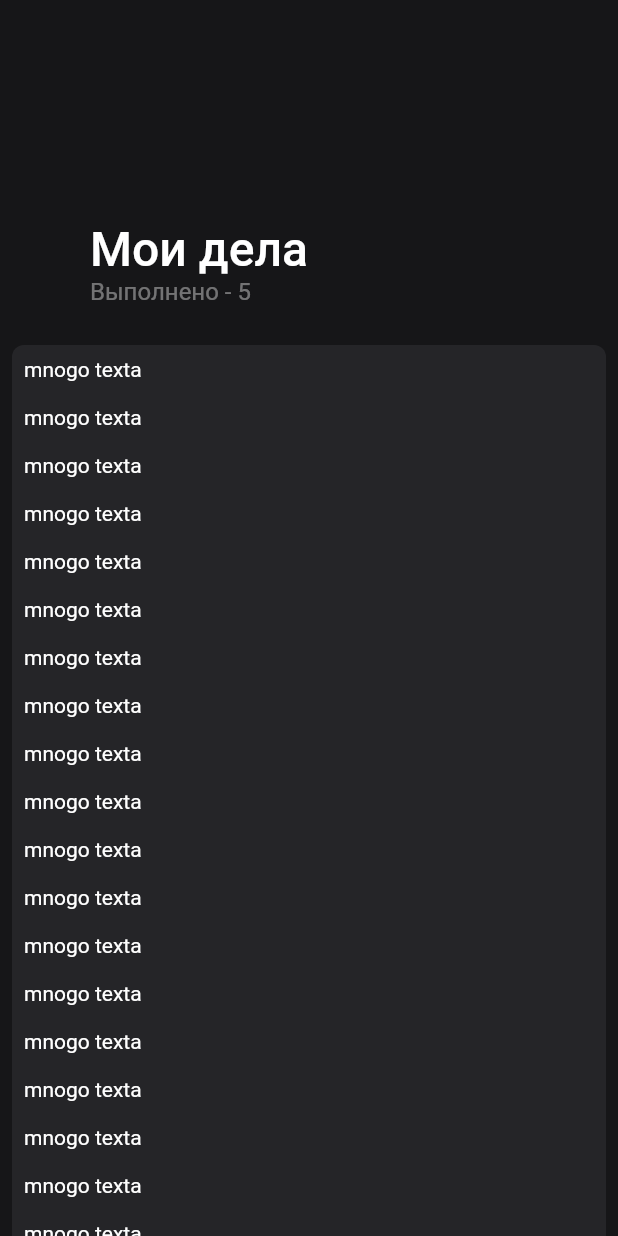
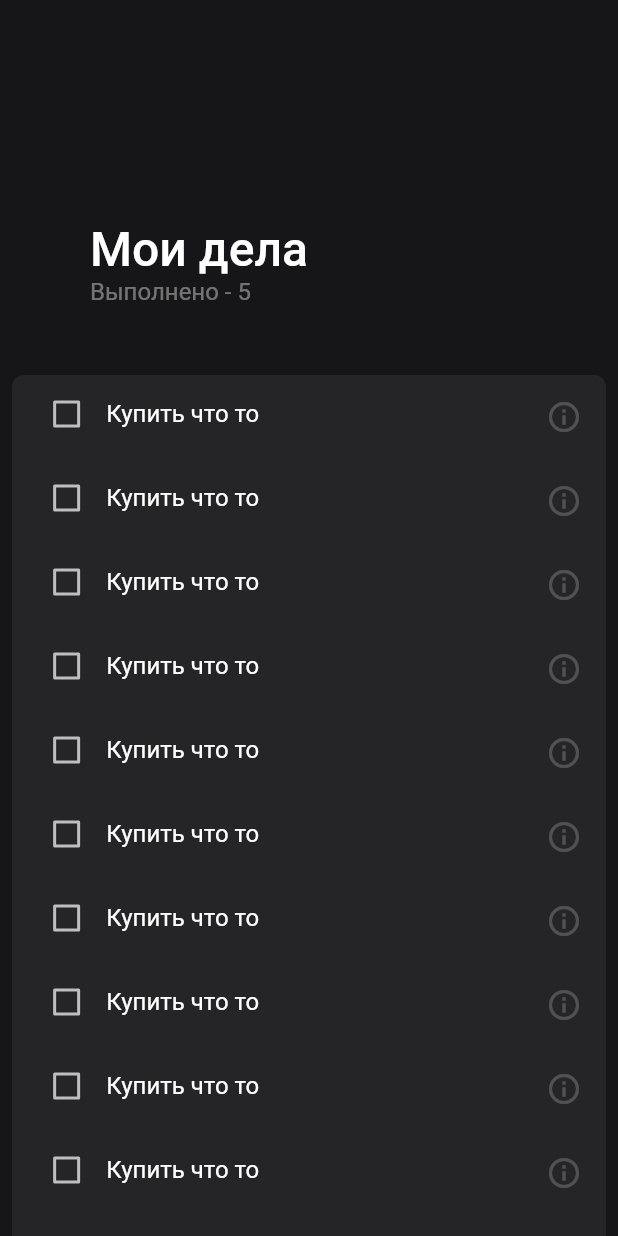
Before and after one commit to Orillio/todo_list, a Flutter app: the screen it shows after launch, on a phone screen of 412 x 824 dp. Run offline on Flutter 3.47's test engine with Material 2 defaults, Android fonts, the phone set to English and light mode, and no system bars.

Commit message:
add list of items

```diff
--- /dev/null
+++ b/lib/components/shared/medium_label.dart
@@ -0,0 +1,17 @@
+import 'package:flutter/material.dart';
+
+class MediumLabel extends StatelessWidget {
+
+  final String text;
+  const MediumLabel(this.text, {Key? key}) : super(key: key);
+
+  @override
+  Widget build(BuildContext context) {
+    return Text(
+      text,
+      style: Theme.of(context).textTheme.labelMedium,
+      maxLines: 3,
+      overflow: TextOverflow.ellipsis,
+    );
+  }
+}
--- /dev/null
+++ b/lib/components/shared/todo_list_item.dart
@@ -0,0 +1,49 @@
+import 'package:flutter/material.dart';
+import 'package:todo_list/components/shared/medium_label.dart';
+
+class TodoListItem extends StatefulWidget {
+  const TodoListItem({Key? key}) : super(key: key);
+
+  @override
+  State<TodoListItem> createState() => _TodoListItemState();
+}
+
+class _TodoListItemState extends State<TodoListItem> {
+  @override
+  Widget build(BuildContext context) {
+    return Padding(
+      padding: const EdgeInsets.only(left: 10, top: 16, bottom: 16, right: 16),
+      child: Row(
+        crossAxisAlignment: CrossAxisAlignment.start,
+        children: [
+          Expanded(
+            flex: 1,
+            child: SizedBox(
+              width: 20,
+              height: 20,
+              child: Checkbox(
+                materialTapTargetSize: MaterialTapTargetSize.shrinkWrap,
+                value: false,
+                onChanged: (value) {},
+              ),
+            ),
+          ),
+          Expanded(
+            flex: 6,
+            child: Row(
+              crossAxisAlignment: CrossAxisAlignment.start,
+              mainAxisAlignment: MainAxisAlignment.spaceBetween,
+              children: [
+                SizedBox(
+                  width: MediaQuery.of(context).size.width * 0.6,
+                  child: MediumLabel("Купить что то"),
+                ),
+                Icon(Icons.info_outline)
+              ],
+            ),
+          ),
+        ],
+      ),
+    );
+  }
+}
--- a/lib/components/todo_list.dart
+++ b/lib/components/todo_list.dart
@@ -1,4 +1,5 @@
 import 'package:flutter/material.dart';
+import 'package:todo_list/components/shared/todo_list_item.dart';
 
 class TodoList extends StatefulWidget {
   const TodoList({Key? key}) : super(key: key);
@@ -10,20 +11,18 @@ class TodoList extends StatefulWidget {
 class _TodoListState extends State<TodoList> {
   @override
   Widget build(BuildContext context) {
-    return  Container(
+    return Container(
       decoration: BoxDecoration(
         borderRadius: BorderRadius.circular(8),
         color: Theme.of(context).colorScheme.secondary
       ),
       child: ListView.builder(
+        padding: const EdgeInsets.all(0),
+        physics: const NeverScrollableScrollPhysics(),
         shrinkWrap: true,
-        physics: NeverScrollableScrollPhysics(),
-        itemCount: 30,
+        itemCount: 50,
         itemBuilder: (context, index) {
-          return Padding(
-            padding: const EdgeInsets.all(8.0),
-            child: Text("mnogo texta"),
-          );
+          return TodoListItem();
         },
       ),
     );
--- a/lib/screens/todo_screen.dart
+++ b/lib/screens/todo_screen.dart
@@ -23,25 +23,10 @@ class _TodoScreenState extends State<TodoScreen> {
           ),
           const SliverToBoxAdapter(
             child: Padding(
-              padding: EdgeInsets.symmetric(horizontal: 8),
+              padding: EdgeInsets.only(top: 20, bottom: 50, left: 8, right: 8),
               child: TodoList(),
             )
           ),
-          // SliverToBoxAdapter(
-          //   child: Container(
-          //     child: ListView.builder(
-          //       physics: NeverScrollableScrollPhysics(),
-          //       shrinkWrap: true,
-          //       itemCount: 50,
-          //       itemBuilder: (context, index) {
-          //         return const Padding(
-          //           padding: EdgeInsets.all(10),
-          //           child: Text("1 thing to do is to do"),
-          //         );
-          //       },
-          //     ),
-          //   ),
-          // ),
         ],
       ),
     );
--- a/lib/themes/dark_theme.dart
+++ b/lib/themes/dark_theme.dart
@@ -14,6 +14,10 @@ ThemeData darkTheme = ThemeData(
     backgroundColor: Color(0xFF252528)
   ),
 
+  iconTheme: const IconThemeData(
+    color: Color(0x33FFFFFF)
+  ),
+
   textTheme: const TextTheme(
     titleLarge: TextStyle(
       fontSize: 32,
@@ -23,6 +27,11 @@ ThemeData darkTheme = ThemeData(
       fontSize: 16,
       letterSpacing: 0,
       color: Color(0x66FFFFFF)
-    )
+    ),
+    labelMedium: TextStyle(
+      fontSize: 16,
+      letterSpacing: 0,
+      color: Colors.white
+    ),
   )
 );
```
